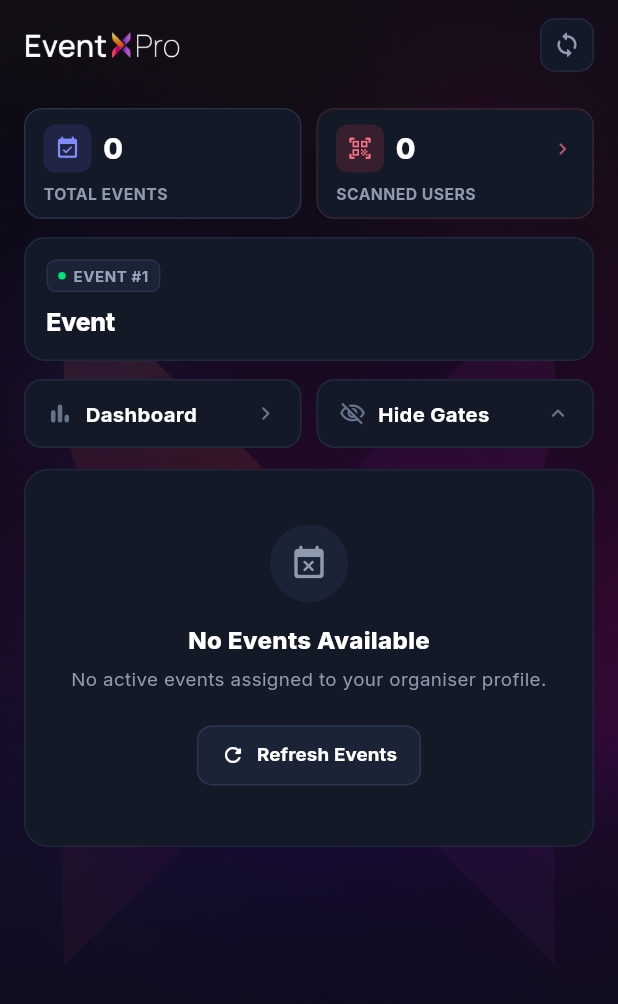
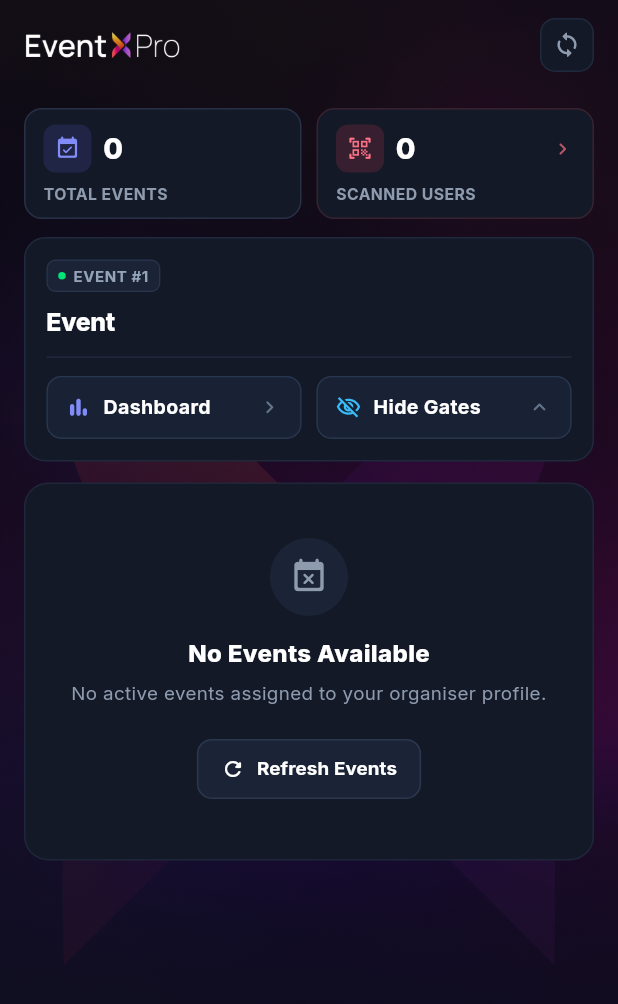
Before and after one commit to afidveuz/eventxpro-organiser-app-release, a Flutter app: the HomeScreen screen opened directly, on a phone screen of 412 x 824 dp. Shown: the top 1004 px of the screen. Run offline on Flutter 3.47's test engine with Material 3 defaults, Android fonts, the phone set to English and light mode, and no system bars; drawn by our look-alikes of toastification; our stand-ins replace audioplayers, dio, equatable, firebase_core, firebase_crashlytics, firebase_remote_config and 9 more; missing offline and left inert: dart_des, mobile_scanner, syncfusion_flutter_xlsio; accounts and stored records are empty; network calls fail.

Commit message:
dashboard , hide gate and event card combined into single card

```diff
--- a/lib/presentation/screens/home/home_screen.dart
+++ b/lib/presentation/screens/home/home_screen.dart
@@ -748,23 +748,15 @@ class _HomeScreenState extends State<HomeScreen> {
                             isLoading: _isLoading && _ticketTypes.isEmpty,
                           ),
 
-                          // 2. Active Event Name & Date Card
+                          // 2. Combined Event Card (Event Info, Dashboard & Show Gates)
                           if (_eventList.isNotEmpty || !_isLoading) ...[
-                            _buildEventInfoCard(
+                            _buildCombinedEventCard(
                               activeEventPk,
                               activeEventName,
                               activeEvent,
                             ),
-                            const SizedBox(height: 12),
+                            const SizedBox(height: 14),
                           ],
-
-                          // 3. Quick Action Row: [Dashboard >] & [Hide Gates ^ / Show Gates v]
-                          _buildQuickActionsRow(
-                            activeEventPk,
-                            activeEventName,
-                            activeEvent,
-                          ),
-                          const SizedBox(height: 14),
 
                           // Gates & Sessions Content (or loading / empty state)
                           if (_isLoading && _eventList.isEmpty)
@@ -880,134 +872,6 @@ class _HomeScreenState extends State<HomeScreen> {
           ),
         ],
       ),
-    );
-  }
-
-  // ── Quick Actions Row: [Dashboard >] & [Hide Gates ^] ─────────────
-  Widget _buildQuickActionsRow(
-    int eventPk,
-    String eventName,
-    Map<String, dynamic>? eventData,
-  ) {
-    return Row(
-      children: [
-        // Dashboard Button
-        Expanded(
-          child: Material(
-            color: Colors.transparent,
-            child: InkWell(
-              onTap: () {
-                HapticFeedback.lightImpact();
-                Navigator.of(context).push(
-                  MaterialPageRoute(
-                    builder: (_) => EventDashboardScreen(
-                      eventId: eventPk,
-                      eventName: eventName,
-                      eventData: eventData,
-                      zebraAdapter: widget.zebraAdapter,
-                      simulatorAdapter: widget.simulatorAdapter,
-                    ),
-                  ),
-                );
-              },
-              borderRadius: BorderRadius.circular(12),
-              child: Container(
-                height: 46,
-                padding: const EdgeInsets.symmetric(horizontal: 14),
-                decoration: BoxDecoration(
-                  color: const Color(0xFF131926),
-                  borderRadius: BorderRadius.circular(12),
-                  border: Border.all(
-                    color: const Color(0xFF1F293D),
-                    width: 1.0,
-                  ),
-                ),
-                child: const Row(
-                  children: [
-                    Icon(
-                      Icons.bar_chart_rounded,
-                      size: 18,
-                      color: Color(0xFF64748B),
-                    ),
-                    SizedBox(width: 8),
-                    Text(
-                      'Dashboard',
-                      style: TextStyle(
-                        color: Colors.white,
-                        fontSize: 13.5,
-                        fontWeight: FontWeight.w700,
-                      ),
-                    ),
-                    Spacer(),
-                    Icon(
-                      Icons.chevron_right_rounded,
-                      size: 18,
-                      color: Color(0xFF64748B),
-                    ),
-                  ],
-                ),
-              ),
-            ),
-          ),
-        ),
-        const SizedBox(width: 10),
-
-        // Hide / Show Gates Button
-        Expanded(
-          child: Material(
-            color: Colors.transparent,
-            child: InkWell(
-              onTap: () {
-                HapticFeedback.lightImpact();
-                setState(() {
-                  _showGates = !_showGates;
-                });
-              },
-              borderRadius: BorderRadius.circular(12),
-              child: Container(
-                height: 46,
-                padding: const EdgeInsets.symmetric(horizontal: 14),
-                decoration: BoxDecoration(
-                  color: const Color(0xFF131926),
-                  borderRadius: BorderRadius.circular(12),
-                  border: Border.all(
-                    color: const Color(0xFF1F293D),
-                    width: 1.0,
-                  ),
-                ),
-                child: Row(
-                  children: [
-                    Icon(
-                      _showGates
-                          ? Icons.visibility_off_outlined
-                          : Icons.visibility_outlined,
-                      size: 18,
-                      color: const Color(0xFF64748B),
-                    ),
-                    const SizedBox(width: 8),
-                    Text(
-                      _showGates ? 'Hide Gates' : 'Show Gates',
-                      style: const TextStyle(
-                        color: Colors.white,
-                        fontSize: 13.5,
-                        fontWeight: FontWeight.w700,
-                      ),
-                    ),
-                    const Spacer(),
-                    Icon(
-                      _showGates
-                          ? Icons.keyboard_arrow_up_rounded
-                          : Icons.keyboard_arrow_down_rounded,
-                      size: 18,
-                      color: const Color(0xFF64748B),
-                    ),
-                  ],
-                ),
-              ),
-            ),
-          ),
-        ),
-      ],
     );
   }
 
@@ -1157,8 +1021,8 @@ class _HomeScreenState extends State<HomeScreen> {
     return cardContent;
   }
 
-  // ── Active Event Name & Date Card ─────────────────────────────────
-  Widget _buildEventInfoCard(
+  // ── Combined Event Card (Event Info, Dashboard & Show Gates) ──────
+  Widget _buildCombinedEventCard(
     int activePk,
     String activeName,
     Map<String, dynamic>? activeEvent,
@@ -1337,6 +1201,147 @@ class _HomeScreenState extends State<HomeScreen> {
               ],
             ),
           ],
+
+          const SizedBox(height: 12),
+
+          // Subtle Divider separating Event Info from Actions
+          const Divider(
+            color: Color(0xFF1F293D),
+            height: 1,
+            thickness: 1,
+          ),
+
+          const SizedBox(height: 12),
+
+          // Actions Row: [Dashboard >] & [Hide Gates ^ / Show Gates v]
+          Row(
+            children: [
+              // Dashboard Button
+              Expanded(
+                child: Material(
+                  color: const Color(0xFF182234),
+                  borderRadius: BorderRadius.circular(10),
+                  child: InkWell(
+                    onTap: () {
+                      HapticFeedback.lightImpact();
+                      Navigator.of(context).push(
+                        MaterialPageRoute(
+                          builder: (_) => EventDashboardScreen(
+                            eventId: activePk,
+                            eventName: activeName,
+                            eventData: activeEvent,
+                            zebraAdapter: widget.zebraAdapter,
+                            simulatorAdapter: widget.simulatorAdapter,
+                          ),
+                        ),
+                      );
+                    },
+                    borderRadius: BorderRadius.circular(10),
+                    child: Container(
+                      height: 42,
+                      padding: const EdgeInsets.symmetric(horizontal: 12),
+                      decoration: BoxDecoration(
+                        borderRadius: BorderRadius.circular(10),
+                        border: Border.all(
+                          color: const Color(0xFF28364F),
+                          width: 0.9,
+                        ),
+                      ),
+                      child: const Row(
+                        children: [
+                          Icon(
+                            Icons.bar_chart_rounded,
+                            size: 17,
+                            color: Color(0xFF818CF8),
+                          ),
+                          SizedBox(width: 8),
+                          Expanded(
+                            child: Text(
+                              'Dashboard',
+                              maxLines: 1,
+                              overflow: TextOverflow.ellipsis,
+                              style: TextStyle(
+                                color: Colors.white,
+                                fontSize: 13,
+                                fontWeight: FontWeight.w700,
+                              ),
+                            ),
+                          ),
+                          Icon(
+                            Icons.chevron_right_rounded,
+                            size: 17,
+                            color: Color(0xFF64748B),
+                          ),
+                        ],
+                      ),
+                    ),
+                  ),
+                ),
+              ),
+              const SizedBox(width: 10),
+
+              // Hide / Show Gates Button
+              Expanded(
+                child: Material(
+                  color: const Color(0xFF182234),
+                  borderRadius: BorderRadius.circular(10),
+                  child: InkWell(
+                    onTap: () {
+                      HapticFeedback.lightImpact();
+                      setState(() {
+                        _showGates = !_showGates;
+                      });
+                    },
+                    borderRadius: BorderRadius.circular(10),
+                    child: Container(
+                      height: 42,
+                      padding: const EdgeInsets.symmetric(horizontal: 12),
+                      decoration: BoxDecoration(
+                        borderRadius: BorderRadius.circular(10),
+                        border: Border.all(
+                          color: const Color(0xFF28364F),
+                          width: 0.9,
+                        ),
+                      ),
+                      child: Row(
+                        children: [
+                          Icon(
+                            _showGates
+                                ? Icons.visibility_off_outlined
+                                : Icons.visibility_outlined,
+                            size: 17,
+                            color: _showGates
+                                ? const Color(0xFF38BDF8)
+                                : const Color(0xFF8E9BAE),
+                          ),
+                          const SizedBox(width: 8),
+                          Expanded(
+                            child: Text(
+                              _showGates ? 'Hide Gates' : 'Show Gates',
+                              maxLines: 1,
+                              overflow: TextOverflow.ellipsis,
+                              style: const TextStyle(
+                                color: Colors.white,
+                                fontSize: 13,
+                                fontWeight: FontWeight.w700,
+                              ),
+                            ),
+                          ),
+                          Icon(
+                            _showGates
+                                ? Icons.keyboard_arrow_up_rounded
+                                : Icons.keyboard_arrow_down_rounded,
+                            size: 17,
+                            color: const Color(0xFF64748B),
+                          ),
+                        ],
+                      ),
+                    ),
+                  ),
+                ),
+              ),
+            ],
+          ),
         ],
       ),
     );
```
